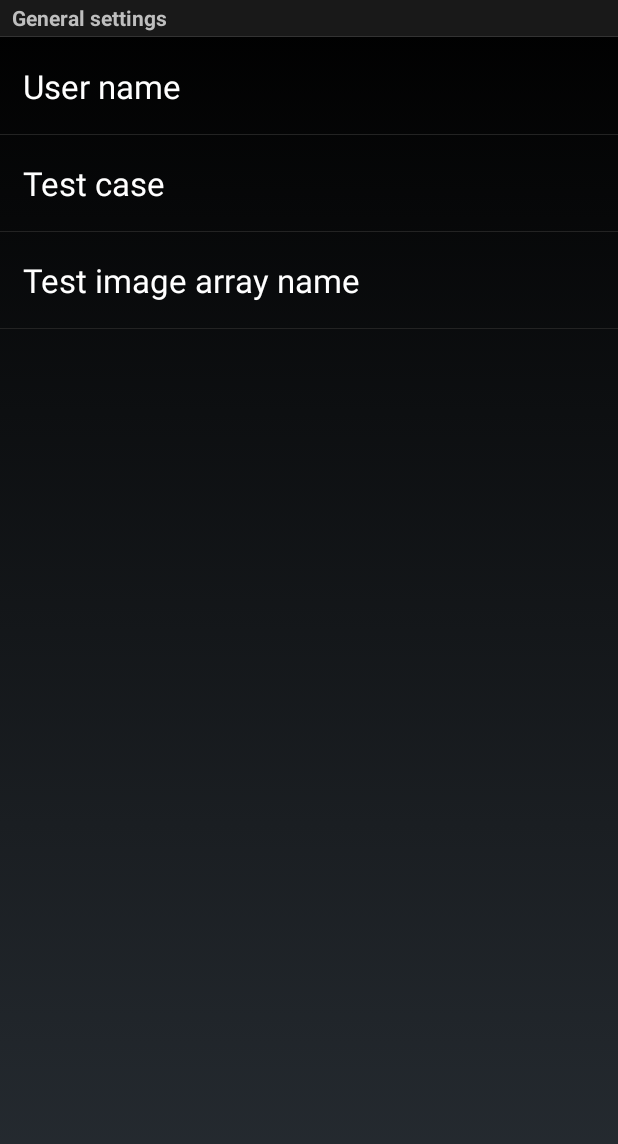
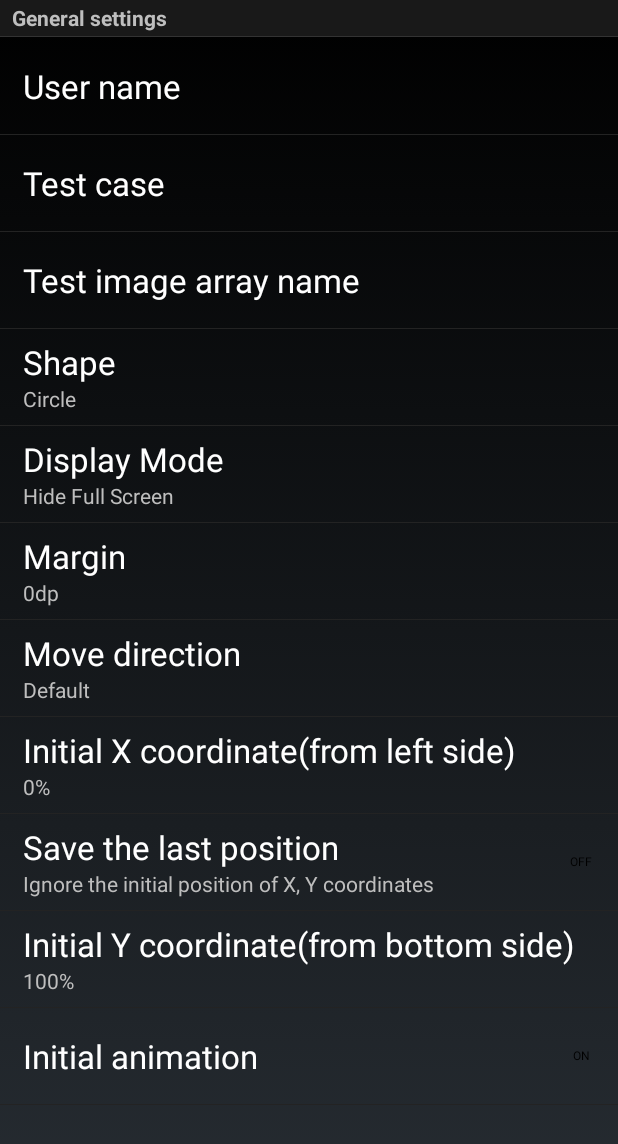
Before and after one commit to Urkki/ACP2, an Android app: the SettingsActivity screen opened directly, with no data from a screen before it, on a phone screen of 412 x 824 dp. Shown: the top 1144 px of the screen. Run offline under Robolectric (Android 15) with nearby library versions, the phone set to English and light mode, and no system bars.

Commit message:
Fixed dragging bug. Added borders to images. Added new settings.

```diff
--- a/app/src/main/java/ads/mobile/acp2demo/activities/MainActivity.java
+++ b/app/src/main/java/ads/mobile/acp2demo/activities/MainActivity.java
@@ -71,13 +71,7 @@ public class MainActivity extends AppCompatActivity {
         if (apps == null) {
             apps = new AppsList(loadInstalledApps());
         }
-        //load shared preference if it is null.
-        SharedPreferences pref = PreferenceManager.getDefaultSharedPreferences(getApplicationContext());
-        if (!pref.contains(PREF_CURRENT_IMG_ARRAY_NAME)){
-            SharedPreferences.Editor e = pref.edit();
-            e.putString(PREF_CURRENT_IMG_ARRAY_NAME, "icon");
-            e.commit();
-        }
+
         // The request code used in ActivityCompat.requestPermissions()
         // and returned in the Activity's onRequestPermissionsResult()
         int PERMISSION_ALL = 1;
@@ -86,6 +80,15 @@ public class MainActivity extends AppCompatActivity {
               };
         if(!hasPermissions(this, PERMISSIONS)){
             ActivityCompat.requestPermissions(this, PERMISSIONS, PERMISSION_ALL);
+        }
+
+        //load shared preference if it is null.
+        SharedPreferences pref = PreferenceManager.getDefaultSharedPreferences(getApplicationContext());
+
+        if (!pref.contains(PREF_CURRENT_IMG_ARRAY_NAME)){
+            SharedPreferences.Editor e2 = pref.edit();
+            e2.putString(PREF_CURRENT_IMG_ARRAY_NAME, "icon");
+            e2.commit();
         }
 
         Aware.DEBUG = false;
--- a/app/src/main/java/ads/mobile/acp2demo/classes/AdFloatingViewManager.java
+++ b/app/src/main/java/ads/mobile/acp2demo/classes/AdFloatingViewManager.java
@@ -48,6 +48,7 @@ public class AdFloatingViewManager extends FloatingViewManager {
     private static SharedPreferences pref;
     private String device_id;
     private static long adTouchedTime = 0;
+    public static boolean adIsBeingDragged = false;
 
 
     public AdFloatingViewManager(Context context, FloatingViewListener listener) {
@@ -67,6 +68,7 @@ public class AdFloatingViewManager extends FloatingViewManager {
             case MotionEvent.ACTION_DOWN: // touched down
                 //Get touched time
                 adTouchedTime = System.currentTimeMillis();
+                adIsBeingDragged = true;
                 long adShowTime = AppCheckerService.getAdTriggerTime();
                 long duration = adTouchedTime - adShowTime;
                 DbManager.insertEventRow(c, duration, SMALL_AD_TOUCHED,
@@ -96,6 +98,7 @@ public class AdFloatingViewManager extends FloatingViewManager {
                 break;
             case MotionEvent.ACTION_UP: // touch is released
                 Log.d(TAG,"UP");
+                adIsBeingDragged = false;
                 cache.add(createLocationContentValue("UP", x, y, device_id,
                         pref.getString(PREF_USER_NAME, ""), pref.getString(PREF_AD_NAME, ""),
                         pref.getString(PREF_CURRENT_FOREGROUD_APP_NAME, ""),
--- a/app/src/main/java/ads/mobile/acp2demo/services/AppCheckerService.java
+++ b/app/src/main/java/ads/mobile/acp2demo/services/AppCheckerService.java
@@ -35,6 +35,7 @@ import static ads.mobile.acp2demo.activities.MainActivity.PREF_CURRENT_FOREGROUD
 import static ads.mobile.acp2demo.activities.MainActivity.PREF_CURRENT_IMG_ARRAY_NAME;
 import static ads.mobile.acp2demo.activities.MainActivity.PREF_CURRENT_TESTCASE_NAME;
 import static ads.mobile.acp2demo.activities.MainActivity.PREF_USER_NAME;
+import static ads.mobile.acp2demo.classes.AdFloatingViewManager.adIsBeingDragged;
 
 
 public class AppCheckerService extends Service {
@@ -59,6 +60,7 @@ public class AppCheckerService extends Service {
     private static String lastSelectedImageArrayName = "";
     private int adCounter = 0;
     private static final int CHANGE_AD_DELAY = 30000; // 30 seconds.
+    private static final int CHANGE_DELAY_WHILE_AD_DRAGGED = 2000; // 2 seconds.
     private static final int SMALL_AD_COOLDOWN_DELAY = 30000; // 30 seconds.
     private static final int MAX_AMOUNT_OF_ADS = 4;
 
@@ -70,10 +72,16 @@ public class AppCheckerService extends Service {
         public void handleMessage(Message msg) {
             // Change Ad when small ad is triggered and big ad is not shown.
             if (msg.what == CHANGE_AD && adIsTriggered && !AdDialogActivity.isBigAdShown()) {
-                removeAdView();
-                showAdView();
-                //Trigger change ad timer.
-                mHandler.sendEmptyMessageDelayed(CHANGE_AD, CHANGE_AD_DELAY);
+                //if ad is currently selected/dragged, try to change ad again in few seconds.
+                if(adIsBeingDragged){
+                    mHandler.sendEmptyMessageDelayed(CHANGE_AD, CHANGE_DELAY_WHILE_AD_DRAGGED);
+                }
+                else {
+                    removeAdView();
+                    showAdView();
+                    //Trigger change ad timer.
+                    mHandler.sendEmptyMessageDelayed(CHANGE_AD, CHANGE_AD_DELAY);
+                }
             }
             //Change cd boolean to false so ad can be triggered again.
             else if(msg.what == SMALL_AD_COOLDOWN && adCreationCooldownEnabled){
--- a/app/src/main/res/layout/widget_ad.xml
+++ b/app/src/main/res/layout/widget_ad.xml
@@ -4,7 +4,8 @@
     android:id="@+id/adButton"
     android:layout_width="match_parent"
     android:layout_height="wrap_content"
-    android:background="#FFEEDD"
+    android:background="#000000"
+    android:padding="2dp"
     android:clickable="true"
     android:focusable="true"
     android:focusableInTouchMode="true"
--- a/app/src/main/res/values/settings.xml
+++ b/app/src/main/res/values/settings.xml
@@ -4,9 +4,12 @@
     <string name="settings_title_display_mode">Display Mode</string>
     <string name="settings_title_margin">Margin</string>
     <string name="settings_title_move_direction">Move direction</string>
+    <string name="settings_title_save_position">Save the last position</string>>
+    <string name="settings_summary_save_position">Ignore the initial position of X, Y coordinates
+    </string>
     <string name="settings_title_init_x">Initial X coordinate(from left side)</string>
     <string name="settings_dialog_title_init_x">From left side ratio</string>
-    <string name="settings_title_init_y">Initial X coordinate(from bottom side)</string>
+    <string name="settings_title_init_y">Initial Y coordinate(from bottom side)</string>
     <string name="settings_dialog_title_init_y">From bottom side ratio</string>
     <string name="settings_title_animation">Initial animation</string>
 
@@ -88,6 +91,10 @@
         <item>25%</item>
         <item>50%</item>
         <item>75%</item>
+        <item>80%</item>
+        <item>85%</item>
+        <item>90%</item>
+        <item>95%</item>
         <item>100%</item>
         <item>150%</item>
     </string-array>
@@ -98,6 +105,10 @@
         <item>0.25</item>
         <item>0.5</item>
         <item>0.75</item>
+        <item>0.8</item>
+        <item>0.85</item>
+        <item>0.9</item>
+        <item>0.95</item>
         <item>1.0</item>
         <item>1.5</item>
     </string-array>
--- a/app/src/main/res/xml/preferences.xml
+++ b/app/src/main/res/xml/preferences.xml
@@ -29,6 +29,68 @@ android:title="@string/app_name">
         android:defaultValue="@string/arr_name"
         android:id="@+id/img_array_name"
         android:hint="icon, icon2, banner or banner2"/>
+
+    <ListPreference
+        android:defaultValue="Circle"
+        android:entries="@array/settings_entries_shape"
+        android:entryValues="@array/settings_values_shape"
+        android:key="settings_shape"
+        android:summary="%s"
+        android:title="@string/settings_title_shape"/>
+
+    <ListPreference
+        android:defaultValue="FullScreen"
+        android:entries="@array/settings_entries_display_mode"
+        android:entryValues="@array/settings_values_display_mode"
+        android:key="settings_display_mode"
+        android:summary="%s"
+        android:title="@string/settings_title_display_mode"/>
+
+    <ListPreference
+        android:defaultValue="0"
+        android:entries="@array/settings_entries_margin"
+        android:entryValues="@array/settings_values_margin"
+        android:key="settings_margin"
+        android:summary="%s"
+        android:title="@string/settings_title_margin"/>
+
+    <ListPreference
+        android:defaultValue="Default"
+        android:entries="@array/settings_entries_move_direction"
+        android:entryValues="@array/settings_values_move_direction"
+        android:key="settings_move_direction"
+        android:summary="%s"
+        android:title="@string/settings_title_move_direction"/>
+
+    <ListPreference
+        android:defaultValue="0"
+        android:dependency="settings_save_last_position"
+        android:dialogTitle="@string/settings_dialog_title_init_x"
+        android:entries="@array/settings_entries_init_x"
+        android:entryValues="@array/settings_values_init_x"
+        android:key="settings_init_x"
+        android:summary="%s"
+        android:title="@string/settings_title_init_x"/>
+    <SwitchPreference
+        android:defaultValue="false"
+        android:disableDependentsState="true"
+        android:key="settings_save_last_position"
+        android:summary="@string/settings_summary_save_position"
+        android:title="@string/settings_title_save_position"/>
+    <ListPreference
+        android:defaultValue="1.0"
+        android:dependency="settings_save_last_position"
+        android:dialogTitle="@string/settings_dialog_title_init_y"
+        android:entries="@array/settings_entries_init_y"
+        android:entryValues="@array/settings_values_init_y"
+        android:key="settings_init_y"
+        android:summary="%s"
+        android:title="@string/settings_title_init_y"/>
+
+    <SwitchPreference
+        android:defaultValue="true"
+        android:key="settings_animation"
+        android:title="@string/settings_title_animation"/>
 </PreferenceCategory>
 
 </PreferenceScreen>
```
